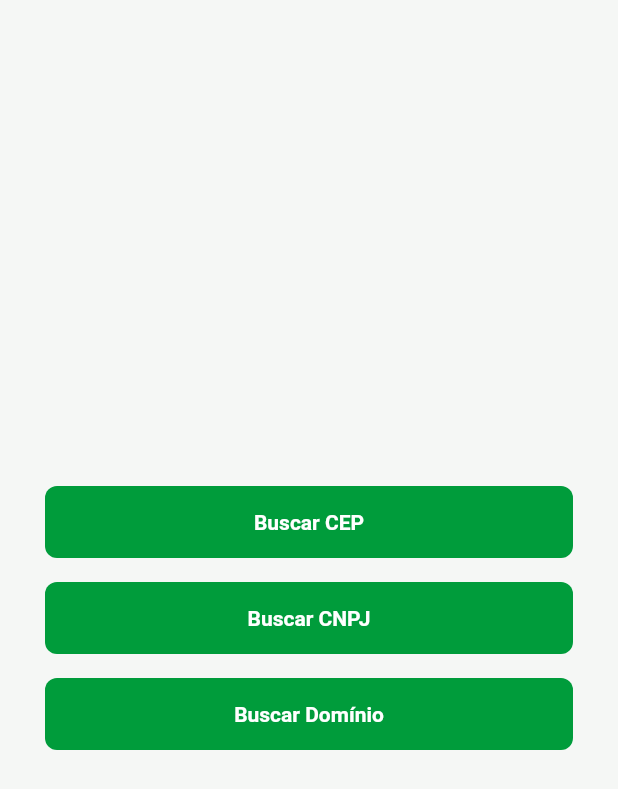
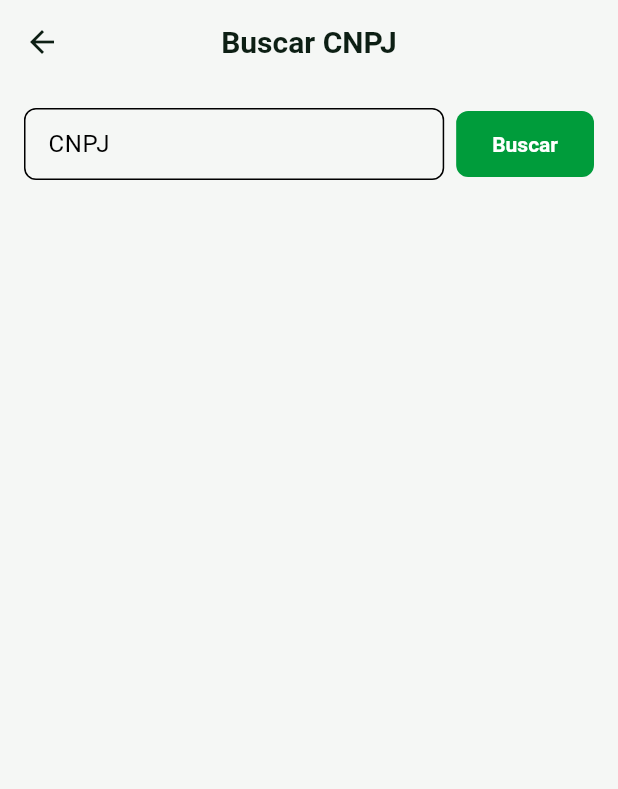
Before and after one commit to AntonioAndradeGomes/dadosbr, a Flutter app: the screen it shows after launch, after a tap on "Buscar CNPJ", on a phone screen of 412 x 824 dp. Shown: the top 789 px of the screen. Run offline on Flutter 3.47's test engine with Material 3 defaults, Android fonts, the phone set to English and light mode, and no system bars; our stand-ins replace brasil_fields, dio, get_it, result_dart.

Commit message:
feat: init cnpj module

```diff
--- a/lib/modules/cep/view/cep_view.dart
+++ b/lib/modules/cep/view/cep_view.dart
@@ -28,7 +28,7 @@ class _CepViewState extends State<CepView> {
     super.dispose();
   }
 
-  void _submit() async {
+  void _submit() {
     final cep = _controller.text.replaceAll(RegExp(r'\D'), '');
     String? message;
     if (cep.isEmpty) {
@@ -59,6 +59,7 @@ class _CepViewState extends State<CepView> {
         body: SingleChildScrollView(
           padding: const EdgeInsets.all(16),
           child: Column(
+            crossAxisAlignment: CrossAxisAlignment.stretch,
             spacing: 16,
             children: [
               ValueListenableBuilder(
@@ -85,7 +86,7 @@ class _CepViewState extends State<CepView> {
                 valueListenable: _viewmodel,
                 builder: (_, state, child) {
                   if (state is LoadingState) {
-                    return CircularProgressIndicator();
+                    return Center(child: CircularProgressIndicator());
                   }
                   if (state is SuccessState<CepModel>) {
                     final cep = state.data;
--- /dev/null
+++ b/lib/modules/cpnj/services/cnpj_service.dart
@@ -0,0 +1 @@
+class CnpjService {}
--- a/lib/modules/cpnj/view/cnpj_view.dart
+++ b/lib/modules/cpnj/view/cnpj_view.dart
@@ -1,4 +1,7 @@
+import 'package:brasil_fields/brasil_fields.dart';
+import 'package:dadosbr/core/ds/ui/search_input_widget.dart';
 import 'package:flutter/material.dart';
+import 'package:flutter/services.dart';
 
 class CnpjView extends StatefulWidget {
   const CnpjView({super.key});
@@ -8,11 +11,38 @@ class CnpjView extends StatefulWidget {
 }
 
 class _CnpjViewState extends State<CnpjView> {
+  final _controller = TextEditingController();
+
+  void _submit() {}
   @override
   Widget build(BuildContext context) {
-    return Scaffold(
-      appBar: AppBar(title: const Text('')),
-      body: Container(),
+    return GestureDetector(
+      onTap: () => FocusScope.of(context).unfocus(),
+      child: Scaffold(
+        appBar: AppBar(title: const Text('Buscar CNPJ')),
+        body: SingleChildScrollView(
+          padding: const EdgeInsets.all(16),
+          child: Column(
+            spacing: 16,
+            crossAxisAlignment: CrossAxisAlignment.stretch,
+            children: [
+              SearchInputWidget(
+                titleButton: 'Buscar',
+                controller: _controller,
+                label: "CNPJ",
+                hint: "Digite o CNPJ",
+                onSubmit: _submit,
+                keyboardType: TextInputType.number,
+
+                inputFormatters: [
+                  FilteringTextInputFormatter.digitsOnly,
+                  CnpjInputFormatter(),
+                ],
+              ),
+            ],
+          ),
+        ),
+      ),
     );
   }
 }
```
Also changed, not shown: lib/modules/cpnj/models/cnae_model.dart (added, +18 -0 lines), lib/modules/cpnj/models/cnpj_address_model.dart (added, +63 -0 lines), lib/modules/cpnj/models/cnpj_model.dart (added, +50 -0 lines), lib/modules/home/view/home_view.dart (+6 -2 lines).
